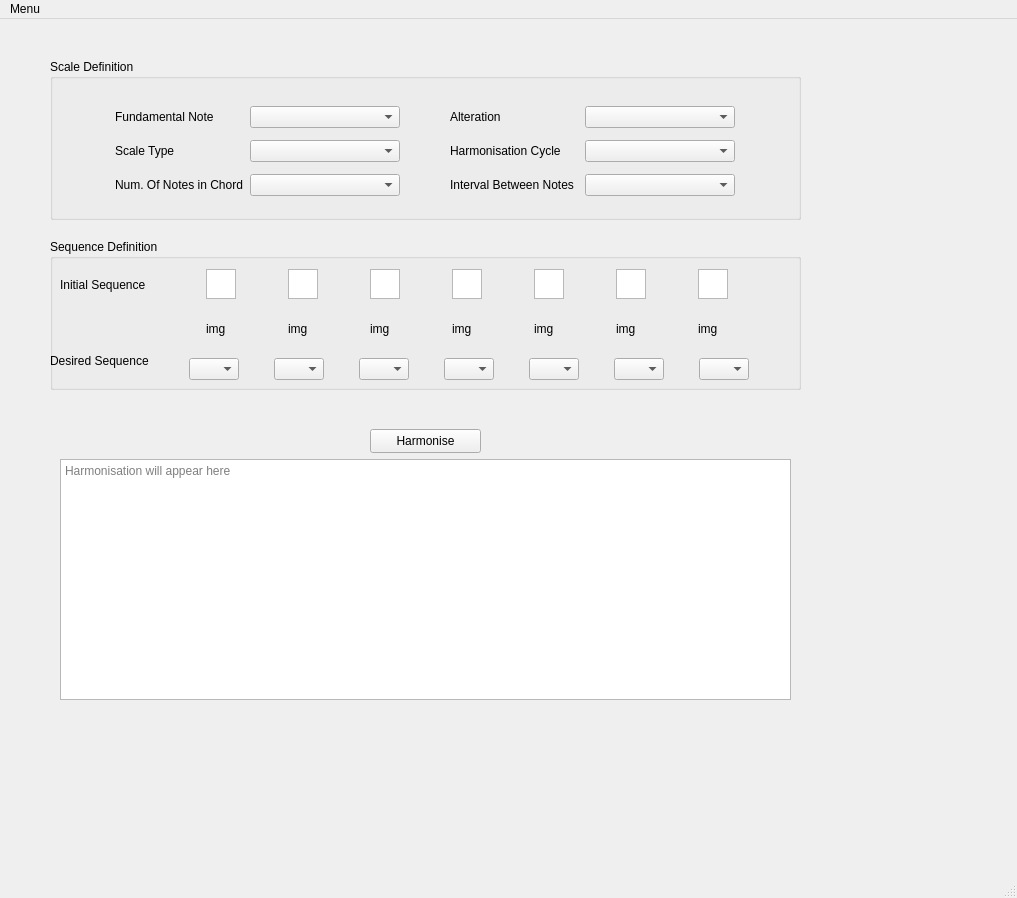
Above: src/mainwindow.ui from The-Developing-Developers/mick-goodrick-almanac-prototype before the change. Below: the same form after it.
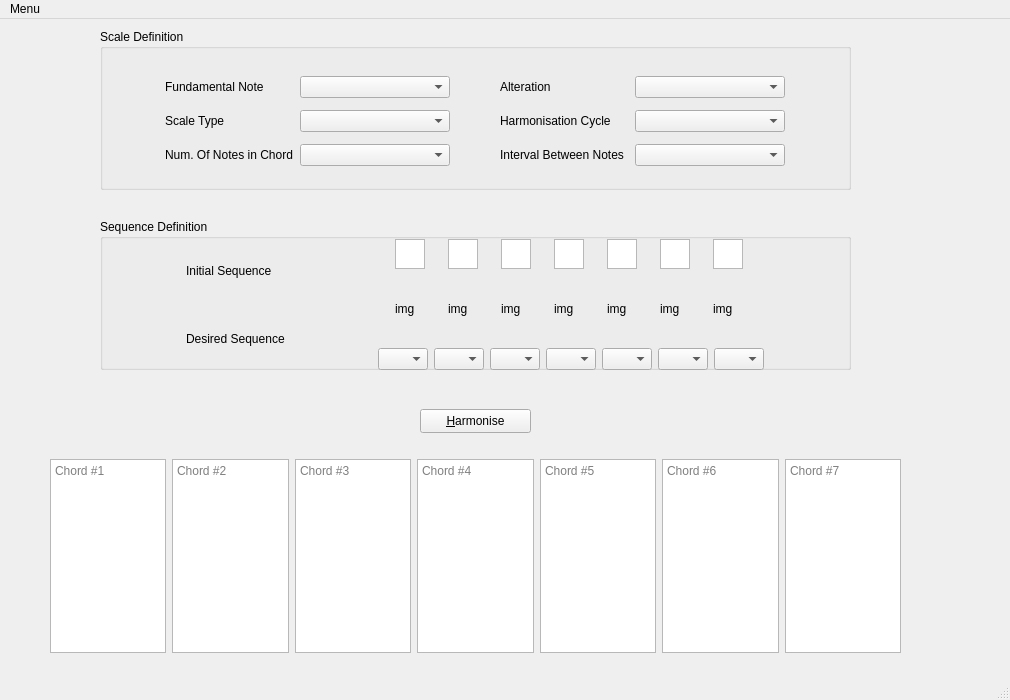
That is the form after the change.

Commit message:
One `QTextEdit` for each chord (#1)
* Added `c_cpp_properties.json`

This file is useful to configure Visual Studio Code's C++ Intellisense capability.

* Translation

A comment has been translated to English.

* `README`: To Do List updated

* One `QTextEdit` for each chord

Now, after pushing the "Harmonise" button, each chord of the scale will be displayed in a separate, dedicated `QTextEdit`.

* `README`: To Do List updated

---------

The edit to the form file:
```diff
--- a/src/mainwindow.ui
+++ b/src/mainwindow.ui
@@ -6,8 +6,8 @@
    <rect>
     <x>0</x>
     <y>0</y>
-    <width>1017</width>
-    <height>898</height>
+    <width>1010</width>
+    <height>700</height>
    </rect>
   </property>
   <property name="windowTitle">
@@ -17,37 +17,21 @@
    <widget class="QPushButton" name="pushButton">
     <property name="geometry">
      <rect>
-      <x>370</x>
-      <y>410</y>
+      <x>420</x>
+      <y>390</y>
       <width>111</width>
       <height>24</height>
      </rect>
     </property>
     <property name="text">
-     <string>Harmonise</string>
+     <string>&amp;Harmonise</string>
     </property>
    </widget>
-   <widget class="QTextEdit" name="textEdit">
+   <widget class="QGroupBox" name="groupBox_1">
     <property name="geometry">
      <rect>
-      <x>60</x>
-      <y>440</y>
-      <width>731</width>
-      <height>241</height>
-     </rect>
-    </property>
-    <property name="readOnly">
-     <bool>true</bool>
-    </property>
-    <property name="placeholderText">
-     <string>Harmonisation will appear here</string>
-    </property>
-   </widget>
-   <widget class="QGroupBox" name="groupBox">
-    <property name="geometry">
-     <rect>
-      <x>50</x>
-      <y>40</y>
+      <x>100</x>
+      <y>10</y>
       <width>751</width>
       <height>161</height>
      </rect>
@@ -373,8 +357,8 @@
    <widget class="QGroupBox" name="groupBox_2">
     <property name="geometry">
      <rect>
-      <x>50</x>
-      <y>220</y>
+      <x>100</x>
+      <y>200</y>
       <width>751</width>
       <height>151</height>
      </rect>
@@ -382,15 +366,20 @@
     <property name="title">
      <string>Sequence Definition</string>
     </property>
-    <widget class="QLabel" name="label_initialSeq">
+    <widget class="QWidget" name="">
      <property name="geometry">
       <rect>
-       <x>10</x>
+       <x>0</x>
        <y>20</y>
-       <width>100</width>
-       <height>51</height>
+       <width>751</width>
+       <height>131</height>
       </rect>
      </property>
+     <layout class="QHBoxLayout" name="horizontalLayout_12">
+      <item>
+       <layout class="QVBoxLayout" name="verticalLayout_4">
+        <item>
+         <widget class="QLabel" name="label_initialSeq">
      <property name="minimumSize">
       <size>
        <width>100</width>
@@ -407,15 +396,9 @@
       <string>Initial Sequence</string>
      </property>
     </widget>
+        </item>
+        <item>
     <widget class="QLabel" name="label_desiredSeq">
-     <property name="geometry">
-      <rect>
-       <x>0</x>
-       <y>110</y>
-       <width>100</width>
-       <height>24</height>
-      </rect>
-     </property>
      <property name="minimumSize">
       <size>
        <width>100</width>
@@ -432,15 +415,10 @@
       <string>Desired Sequence</string>
      </property>
     </widget>
-    <widget class="QWidget" name="layoutWidget">
-     <property name="geometry">
-      <rect>
-       <x>110</x>
-       <y>30</y>
-       <width>621</width>
-       <height>111</height>
-      </rect>
-     </property>
+        </item>
+       </layout>
+      </item>
+      <item>
      <layout class="QVBoxLayout" name="verticalLayout_3">
       <item>
        <layout class="QHBoxLayout" name="horizontalLayout_8">
@@ -854,15 +832,99 @@
        </layout>
       </item>
      </layout>
+      </item>
+     </layout>
     </widget>
    </widget>
+   <widget class="QWidget" name="layoutWidget">
+    <property name="geometry">
+     <rect>
+      <x>50</x>
+      <y>440</y>
+      <width>851</width>
+      <height>194</height>
+     </rect>
+    </property>
+    <layout class="QHBoxLayout" name="horizontalLayout_11">
+     <item>
+      <widget class="QTextEdit" name="textEditChord_1">
+       <property name="readOnly">
+        <bool>true</bool>
+       </property>
+       <property name="placeholderText">
+        <string>Chord #1</string>
+       </property>
+      </widget>
+     </item>
+     <item>
+      <widget class="QTextEdit" name="textEditChord_2">
+       <property name="readOnly">
+        <bool>true</bool>
+       </property>
+       <property name="placeholderText">
+        <string>Chord #2</string>
+       </property>
+      </widget>
+     </item>
+     <item>
+      <widget class="QTextEdit" name="textEditChord_3">
+       <property name="readOnly">
+        <bool>true</bool>
+       </property>
+       <property name="placeholderText">
+        <string>Chord #3</string>
+       </property>
+      </widget>
+     </item>
+     <item>
+      <widget class="QTextEdit" name="textEditChord_4">
+       <property name="readOnly">
+        <bool>true</bool>
+       </property>
+       <property name="placeholderText">
+        <string>Chord #4</string>
+       </property>
+      </widget>
+     </item>
+     <item>
+      <widget class="QTextEdit" name="textEditChord_5">
+       <property name="readOnly">
+        <bool>true</bool>
+       </property>
+       <property name="placeholderText">
+        <string>Chord #5</string>
+       </property>
+      </widget>
+     </item>
+     <item>
+      <widget class="QTextEdit" name="textEditChord_6">
+       <property name="readOnly">
+        <bool>true</bool>
+       </property>
+       <property name="placeholderText">
+        <string>Chord #6</string>
+       </property>
+      </widget>
+     </item>
+     <item>
+      <widget class="QTextEdit" name="textEditChord_7">
+       <property name="readOnly">
+        <bool>true</bool>
+       </property>
+       <property name="placeholderText">
+        <string>Chord #7</string>
+       </property>
+      </widget>
+     </item>
+    </layout>
+   </widget>
   </widget>
   <widget class="QMenuBar" name="menubar">
    <property name="geometry">
     <rect>
      <x>0</x>
      <y>0</y>
-     <width>1017</width>
+     <width>1010</width>
      <height>21</height>
     </rect>
    </property>
```
Lines whose indentation alone changed are shown as unchanged. The commit also changes 3 other files.
